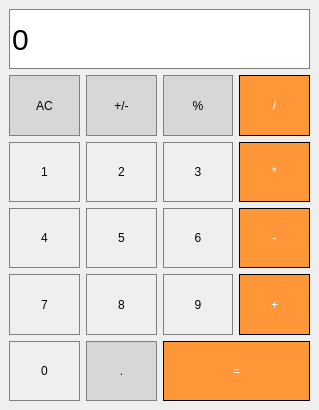
The window that calculator/main_window.ui (kbugaienko/simple-calculator-app) describes before a commit, drawn with Qt 5.
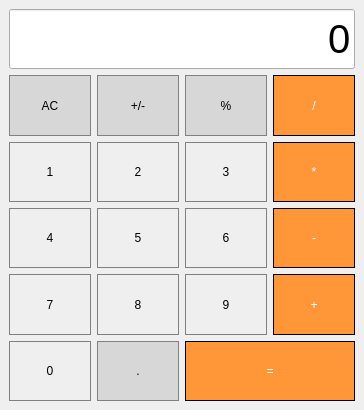
The same window after the commit.

Commit message:
Add flexiable input line for application
In the case when the input number becomes longer than the allowable window length,
the font of the text is changed in accordance with the size of the window.
That allows the user to enter rather long numbers in the field.

```diff
--- a/calculator/main_window.ui
+++ b/calculator/main_window.ui
@@ -306,16 +306,16 @@
         <verstretch>0</verstretch>
        </sizepolicy>
       </property>
+      <property name="font">
+       <font>
+        <pointsize>30</pointsize>
+        <italic>false</italic>
+        <strikeout>false</strikeout>
+       </font>
+      </property>
       <property name="autoFillBackground">
        <bool>false</bool>
       </property>
-      <property name="styleSheet">
-       <string notr="true">QWidget{
-	font: 30px;
-	qproperty-alignment: 'AlignVCenter | AlignRight';
-	border: 1px solid gray;
-}</string>
-      </property>
       <property name="text">
        <string>0</string>
       </property>
@@ -328,9 +328,15 @@
       <property name="cursorPosition">
        <number>1</number>
       </property>
+      <property name="alignment">
+       <set>Qt::AlignRight|Qt::AlignTrailing|Qt::AlignVCenter</set>
+      </property>
       <property name="readOnly">
        <bool>true</bool>
       </property>
+      <property name="clearButtonEnabled">
+       <bool>false</bool>
+      </property>
      </widget>
     </item>
     <item row="4" column="0">
```
The commit also changes 2 other files.
